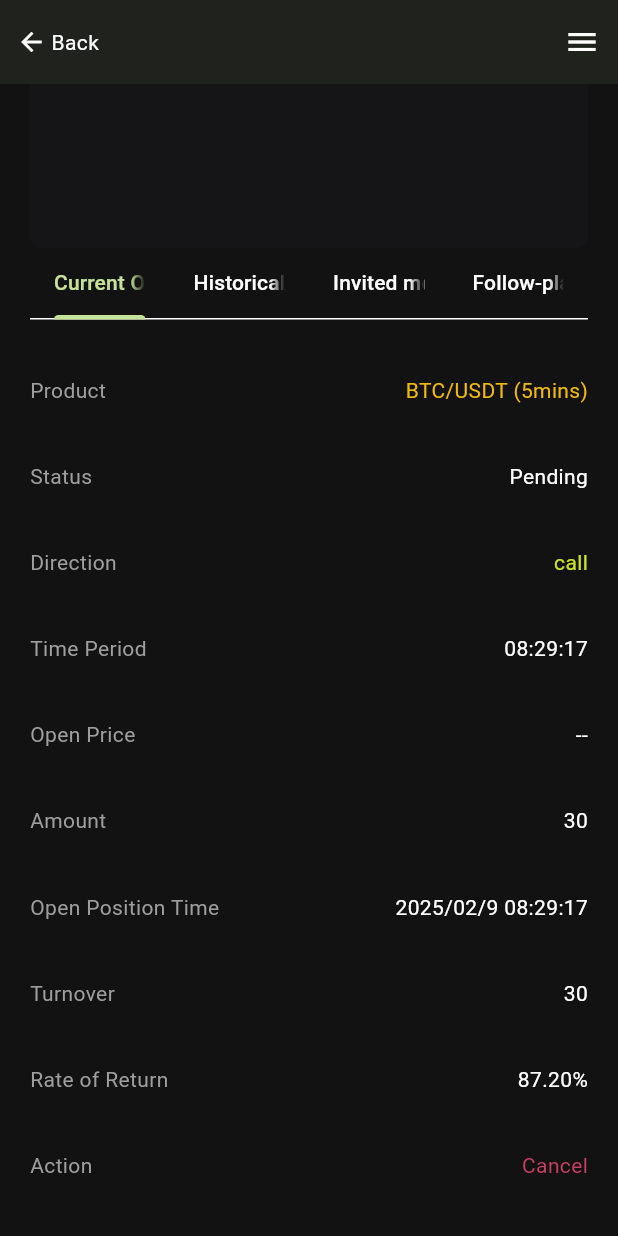
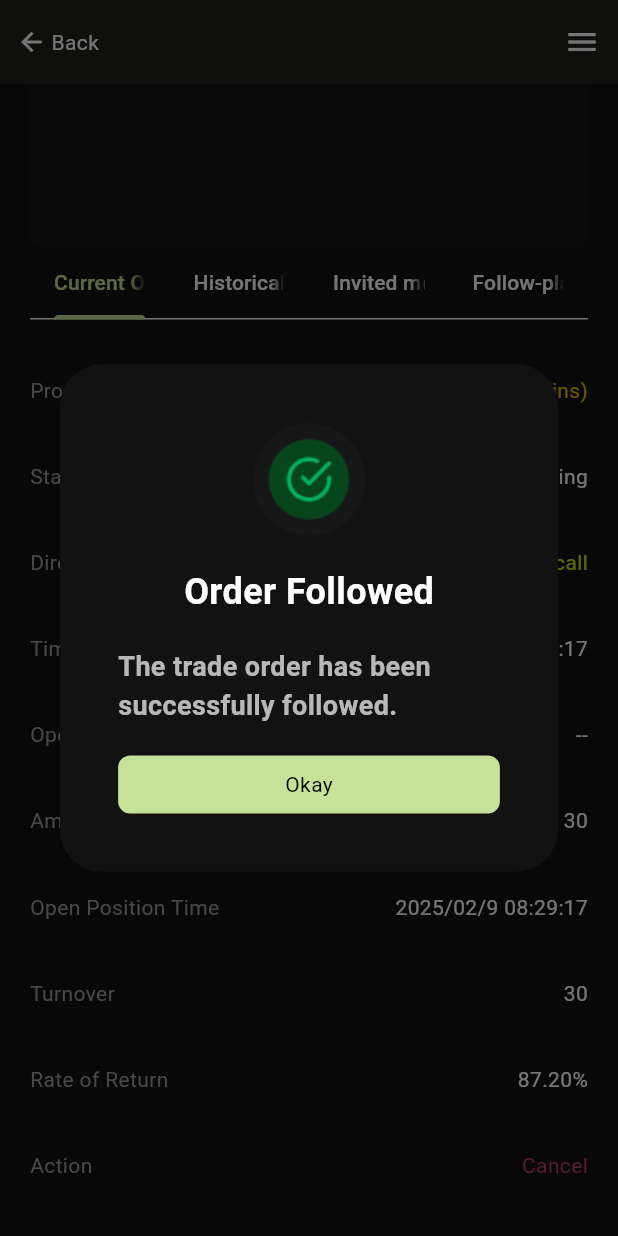
Before and after one commit to samson4567/signalwalletX, a Flutter app: the screen it shows after launch, tab 2 chosen, scrolled down 432 dp, after a tap on the "menu" icon, on a phone screen of 412 x 824 dp. Run offline on Flutter 3.47's test engine with Material 3 defaults, Android fonts, the phone set to English and light mode, and no system bars; our stand-ins replace dropdown_button2, fl_chart, flutter_screenutil, go_router, shimmer; missing offline and left inert: k_chart; network calls fail.

Commit message:
fresh bata

```diff
--- /dev/null
+++ b/lib/Features/components/order_followed_dialog.dart
@@ -0,0 +1,71 @@
+import 'package:flutter/material.dart';
+import 'package:flutter_screenutil/flutter_screenutil.dart';
+import 'package:go_router/go_router.dart';
+import 'package:signalwavex/component/color.dart';
+import 'package:signalwavex/component/fancy_container_two.dart';
+import 'package:signalwavex/component/fancy_text.dart';
+
+class OrderFollowedDialog extends StatefulWidget {
+  const OrderFollowedDialog({super.key});
+
+  @override
+  State<OrderFollowedDialog> createState() => _OrderFollowedDialogState();
+}
+
+class _OrderFollowedDialogState extends State<OrderFollowedDialog> {
+  @override
+  Widget build(BuildContext context) {
+    return Dialog(
+      child: FancyContainerTwo(
+        nulledAlign: true,
+        child: Padding(
+          padding: EdgeInsets.all(48.0.h.w),
+          child: Column(
+            mainAxisSize: MainAxisSize.min,
+            children: [
+              Image.asset("assets/images/green_Success_icon.png"),
+              SizedBox(height: 20),
+              FancyText(
+                "Order Followed",
+                weight: FontWeight.w600,
+                size: 24,
+              ),
+              SizedBox(height: 20),
+              FancyText(
+                "The trade order has been successfully followed.",
+                weight: FontWeight.w600,
+                textColor: Colors.white.withOpacity(.70),
+                size: 18,
+              ),
+              SizedBox(height: 20),
+              Row(
+                children: [
+                  Expanded(
+                    child: FancyContainerTwo(
+                      action: () {
+                        try {
+                          context.pop();
+                        } catch (e) {}
+                      },
+                      height: 45.h,
+                      // hasBorder: true,
+                      backgroundColor: ColorConstants.fancyGreen,
+                      // borderColor: Colors.grey,
+                      child: FancyText(
+                        "Okay",
+                        textColor: Colors.black,
+                      ),
+                    ),
+                  )
+                ],
+              )
+            ],
+          ),
+        ),
+      ),
+    );
+  }
+}
+
+// assets/images/green_Success_icon.png
+// assets/images/red_alert_icon.png
--- a/lib/Features/current_order_page.dart
+++ b/lib/Features/current_order_page.dart
@@ -1,6 +1,8 @@
 import 'package:dropdown_button2/dropdown_button2.dart';
 import 'package:flutter/material.dart';
 import 'package:flutter_screenutil/flutter_screenutil.dart';
+import 'package:signalwavex/Features/components/confirm_order_dialog.dart';
+import 'package:signalwavex/Features/components/order_followed_dialog.dart';
 import 'package:signalwavex/component/back_button.dart';
 import 'package:signalwavex/component/color.dart';
 import 'package:signalwavex/component/fancy_container_two.dart';
@@ -65,7 +67,16 @@ class _CurrentOrderPageState extends State<CurrentOrderPage> {
           child: buildBackArrow(context),
         ),
         leadingWidth: 76,
-        actions: [IconButton(onPressed: () {}, icon: const Icon(Icons.menu))],
+        actions: [
+          IconButton(
+              onPressed: () {
+                showDialog(
+                  context: context,
+                  builder: (context) => OrderFollowedDialog(),
+                );
+              },
+              icon: const Icon(Icons.menu))
+        ],
       ),
       body: Center(
         child: Padding(
```
Also changed, not shown: lib/Features/components/confirm_order_dialog.dart (added, +86 -0 lines), assets/images/green_Success_icon.png (added), assets/images/red_alert_icon.png (added).
